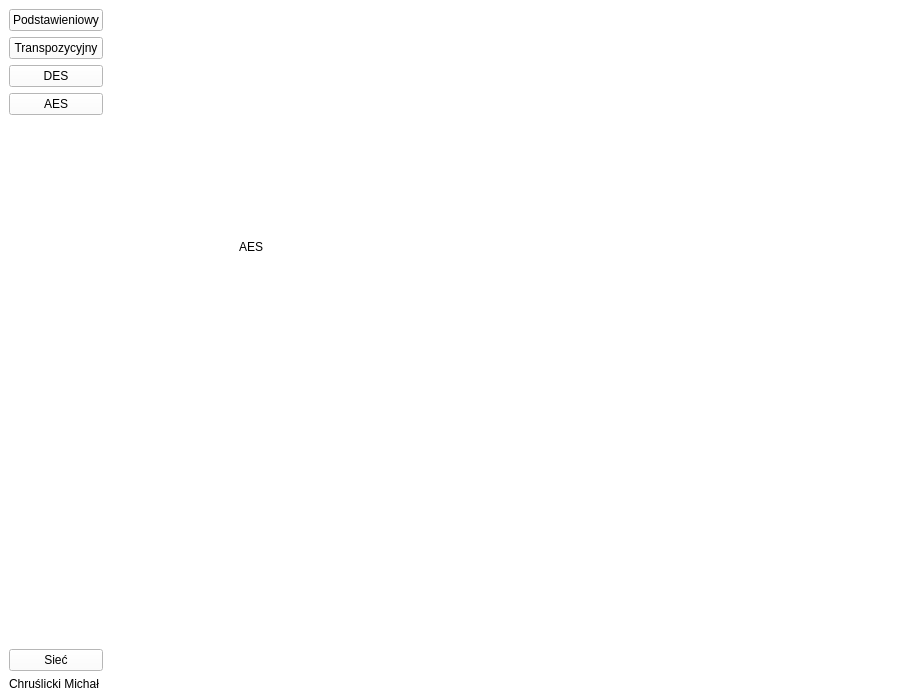
Dezinter8/kryptografia_CM, file Ui/mainwindow.ui: the form before one commit.
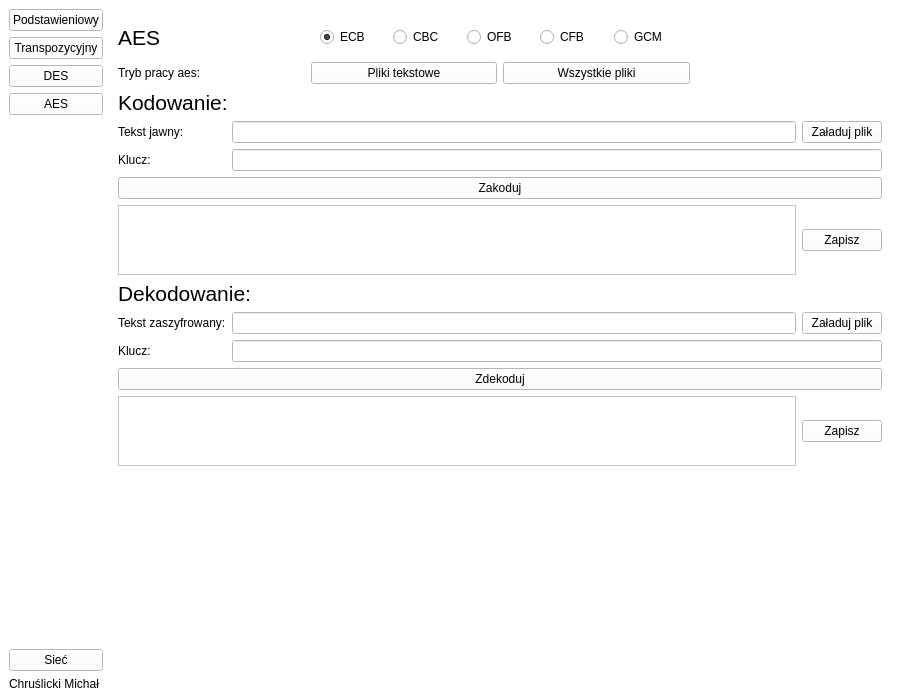
The form after the commit. The open tabs and pages were chosen to show the change.

```diff
--- a/Ui/mainwindow.ui
+++ b/Ui/mainwindow.ui
@@ -1587,19 +1587,379 @@
           </layout>
          </widget>
          <widget class="QWidget" name="AES_page">
-          <widget class="QLabel" name="label_42">
-           <property name="geometry">
-            <rect>
-             <x>130</x>
-             <y>230</y>
-             <width>49</width>
-             <height>16</height>
-            </rect>
-           </property>
-           <property name="text">
-            <string>AES</string>
-           </property>
-          </widget>
+          <layout class="QGridLayout" name="gridLayout_8">
+           <item row="1" column="0">
+            <widget class="QLabel" name="label_27">
+             <property name="text">
+              <string>Tryb pracy aes:</string>
+             </property>
+            </widget>
+           </item>
+           <item row="0" column="0">
+            <widget class="QLabel" name="label_28">
+             <property name="font">
+              <font>
+               <pointsize>16</pointsize>
+              </font>
+             </property>
+             <property name="text">
+              <string>AES</string>
+             </property>
+            </widget>
+           </item>
+           <item row="1" column="2">
+            <widget class="QPushButton" name="aes_allFileMode_button">
+             <property name="text">
+              <string>Wszystkie pliki</string>
+             </property>
+            </widget>
+           </item>
+           <item row="1" column="1">
+            <widget class="QPushButton" name="aes_normalMode_button">
+             <property name="text">
+              <string>Pliki tekstowe</string>
+             </property>
+            </widget>
+           </item>
+           <item row="2" column="0" colspan="4">
+            <widget class="QStackedWidget" name="stackedWidget_aes">
+             <widget class="QWidget" name="aes_normalMode_page">
+              <layout class="QGridLayout" name="gridLayout_7">
+               <property name="leftMargin">
+                <number>0</number>
+               </property>
+               <property name="topMargin">
+                <number>0</number>
+               </property>
+               <property name="rightMargin">
+                <number>0</number>
+               </property>
+               <property name="bottomMargin">
+                <number>0</number>
+               </property>
+               <item row="2" column="1" colspan="2">
+                <widget class="QLineEdit" name="Aes_input_key"/>
+               </item>
+               <item row="7" column="1" colspan="2">
+                <widget class="QLineEdit" name="Aes_decode_input_key"/>
+               </item>
+               <item row="6" column="0">
+                <widget class="QLabel" name="label_49">
+                 <property name="text">
+                  <string>Tekst zaszyfrowany:</string>
+                 </property>
+                </widget>
+               </item>
+               <item row="9" column="0" colspan="2">
+                <widget class="QTextEdit" name="Aes_decode_output">
+                 <property name="maximumSize">
+                  <size>
+                   <width>16777215</width>
+                   <height>70</height>
+                  </size>
+                 </property>
+                 <property name="readOnly">
+                  <bool>true</bool>
+                 </property>
+                </widget>
+               </item>
+               <item row="9" column="2">
+                <widget class="QPushButton" name="Aes_decode_output_save">
+                 <property name="text">
+                  <string>Zapisz</string>
+                 </property>
+                </widget>
+               </item>
+               <item row="0" column="0" colspan="3">
+                <widget class="QLabel" name="label_50">
+                 <property name="font">
+                  <font>
+                   <pointsize>16</pointsize>
+                  </font>
+                 </property>
+                 <property name="text">
+                  <string>Kodowanie:</string>
+                 </property>
+                </widget>
+               </item>
+               <item row="4" column="2">
+                <widget class="QPushButton" name="Aes_output_save">
+                 <property name="text">
+                  <string>Zapisz</string>
+                 </property>
+                </widget>
+               </item>
+               <item row="4" column="0" colspan="2">
+                <widget class="QTextEdit" name="Aes_output">
+                 <property name="maximumSize">
+                  <size>
+                   <width>16777215</width>
+                   <height>70</height>
+                  </size>
+                 </property>
+                 <property name="readOnly">
+                  <bool>true</bool>
+                 </property>
+                </widget>
+               </item>
+               <item row="1" column="0">
+                <widget class="QLabel" name="label_51">
+                 <property name="text">
+                  <string>Tekst jawny:</string>
+                 </property>
+                </widget>
+               </item>
+               <item row="7" column="0">
+                <widget class="QLabel" name="label_52">
+                 <property name="text">
+                  <string>Klucz:</string>
+                 </property>
+                </widget>
+               </item>
+               <item row="6" column="2">
+                <widget class="QPushButton" name="Aes_decode_input_file">
+                 <property name="text">
+                  <string>Załaduj plik</string>
+                 </property>
+                </widget>
+               </item>
+               <item row="2" column="0">
+                <widget class="QLabel" name="label_53">
+                 <property name="text">
+                  <string>Klucz:</string>
+                 </property>
+                </widget>
+               </item>
+               <item row="3" column="0" colspan="3">
+                <widget class="QPushButton" name="Aes_button">
+                 <property name="text">
+                  <string>Zakoduj</string>
+                 </property>
+                </widget>
+               </item>
+               <item row="1" column="1">
+                <widget class="QLineEdit" name="Aes_input_text"/>
+               </item>
+               <item row="6" column="1">
+                <widget class="QLineEdit" name="Aes_decode_input_text"/>
+               </item>
+               <item row="8" column="0" colspan="3">
+                <widget class="QPushButton" name="Aes_decode_button">
+                 <property name="text">
+                  <string>Zdekoduj</string>
+                 </property>
+                </widget>
+               </item>
+               <item row="5" column="0" colspan="3">
+                <widget class="QLabel" name="label_54">
+                 <property name="font">
+                  <font>
+                   <pointsize>16</pointsize>
+                  </font>
+                 </property>
+                 <property name="text">
+                  <string>Dekodowanie:</string>
+                 </property>
+                </widget>
+               </item>
+               <item row="1" column="2">
+                <widget class="QPushButton" name="Aes_input_file">
+                 <property name="text">
+                  <string>Załaduj plik</string>
+                 </property>
+                </widget>
+               </item>
+               <item row="10" column="0">
+                <spacer name="verticalSpacer_8">
+                 <property name="orientation">
+                  <enum>Qt::Orientation::Vertical</enum>
+                 </property>
+                 <property name="sizeHint" stdset="0">
+                  <size>
+                   <width>0</width>
+                   <height>0</height>
+                  </size>
+                 </property>
+                </spacer>
+               </item>
+              </layout>
+             </widget>
+             <widget class="QWidget" name="aes_allFileMode_page">
+              <layout class="QGridLayout" name="gridLayout_13">
+               <property name="leftMargin">
+                <number>0</number>
+               </property>
+               <property name="topMargin">
+                <number>0</number>
+               </property>
+               <property name="rightMargin">
+                <number>0</number>
+               </property>
+               <property name="bottomMargin">
+                <number>0</number>
+               </property>
+               <item row="1" column="2">
+                <widget class="QPushButton" name="Aes_input_file_2">
+                 <property name="text">
+                  <string>Załaduj dowolny Plik</string>
+                 </property>
+                </widget>
+               </item>
+               <item row="2" column="0">
+                <widget class="QLabel" name="label_61">
+                 <property name="text">
+                  <string>Klucz:</string>
+                 </property>
+                </widget>
+               </item>
+               <item row="1" column="1">
+                <widget class="QLineEdit" name="Aes_file_path">
+                 <property name="readOnly">
+                  <bool>true</bool>
+                 </property>
+                </widget>
+               </item>
+               <item row="3" column="0" colspan="3">
+                <widget class="QPushButton" name="Aes_button_2">
+                 <property name="text">
+                  <string>Zakoduj i zapisz do pliku tekstowego</string>
+                 </property>
+                </widget>
+               </item>
+               <item row="0" column="0" colspan="3">
+                <widget class="QLabel" name="label_62">
+                 <property name="font">
+                  <font>
+                   <pointsize>16</pointsize>
+                  </font>
+                 </property>
+                 <property name="text">
+                  <string>Kodowanie:</string>
+                 </property>
+                </widget>
+               </item>
+               <item row="5" column="1">
+                <widget class="QLineEdit" name="Aes_decode_file_path">
+                 <property name="readOnly">
+                  <bool>true</bool>
+                 </property>
+                </widget>
+               </item>
+               <item row="7" column="0" colspan="3">
+                <widget class="QPushButton" name="Aes_decode_button_2">
+                 <property name="text">
+                  <string>Zdekoduj i zapisz do dowolnego pliku</string>
+                 </property>
+                </widget>
+               </item>
+               <item row="5" column="2">
+                <widget class="QPushButton" name="Aes_decode_input_file_2">
+                 <property name="text">
+                  <string>Załaduj z pliku tekstowego</string>
+                 </property>
+                </widget>
+               </item>
+               <item row="6" column="0">
+                <widget class="QLabel" name="label_63">
+                 <property name="text">
+                  <string>Klucz:</string>
+                 </property>
+                </widget>
+               </item>
+               <item row="5" column="0">
+                <widget class="QLabel" name="label_64">
+                 <property name="text">
+                  <string>Załadowany plik:</string>
+                 </property>
+                </widget>
+               </item>
+               <item row="1" column="0">
+                <widget class="QLabel" name="label_65">
+                 <property name="text">
+                  <string>Załadowany plik:</string>
+                 </property>
+                </widget>
+               </item>
+               <item row="6" column="1" colspan="2">
+                <widget class="QLineEdit" name="Aes_decode_input_key_2"/>
+               </item>
+               <item row="2" column="1" colspan="2">
+                <widget class="QLineEdit" name="Aes_input_key_2"/>
+               </item>
+               <item row="4" column="0" colspan="3">
+                <widget class="QLabel" name="label_66">
+                 <property name="font">
+                  <font>
+                   <pointsize>16</pointsize>
+                  </font>
+                 </property>
+                 <property name="text">
+                  <string>Dekodowanie:</string>
+                 </property>
+                </widget>
+               </item>
+               <item row="8" column="0">
+                <spacer name="verticalSpacer_9">
+                 <property name="orientation">
+                  <enum>Qt::Orientation::Vertical</enum>
+                 </property>
+                 <property name="sizeHint" stdset="0">
+                  <size>
+                   <width>20</width>
+                   <height>40</height>
+                  </size>
+                 </property>
+                </spacer>
+               </item>
+              </layout>
+             </widget>
+            </widget>
+           </item>
+           <item row="0" column="1" colspan="2">
+            <widget class="QWidget" name="widget_4" native="true">
+             <layout class="QHBoxLayout" name="horizontalLayout_4">
+              <item>
+               <widget class="QRadioButton" name="aes_ecb_radioButton">
+                <property name="text">
+                 <string>ECB</string>
+                </property>
+                <property name="checked">
+                 <bool>true</bool>
+                </property>
+               </widget>
+              </item>
+              <item>
+               <widget class="QRadioButton" name="aes_cbc_radioButton">
+                <property name="text">
+                 <string>CBC</string>
+                </property>
+               </widget>
+              </item>
+              <item>
+               <widget class="QRadioButton" name="aes_ofb_radioButton">
+                <property name="text">
+                 <string>OFB</string>
+                </property>
+               </widget>
+              </item>
+              <item>
+               <widget class="QRadioButton" name="aes_cfb_radioButton">
+                <property name="text">
+                 <string>CFB</string>
+                </property>
+               </widget>
+              </item>
+              <item>
+               <widget class="QRadioButton" name="aes_gcm_radioButton">
+                <property name="text">
+                 <string>GCM</string>
+                </property>
+               </widget>
+              </item>
+             </layout>
+            </widget>
+           </item>
+          </layout>
          </widget>
          <widget class="QWidget" name="Network_page">
           <layout class="QGridLayout" name="gridLayout_6">
```
